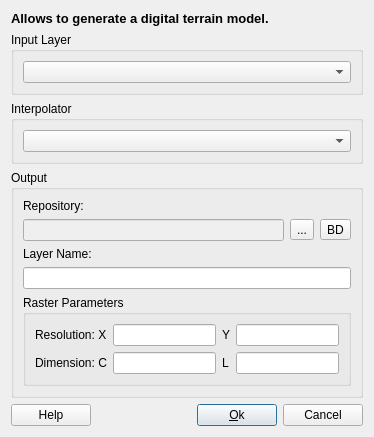
This is src/terralib/mnt/qt/ui/MNTGenerationDialogForm.ui in claudiobogossian/terralib5 as Qt 5 draws it before an edit. The edited form follows.
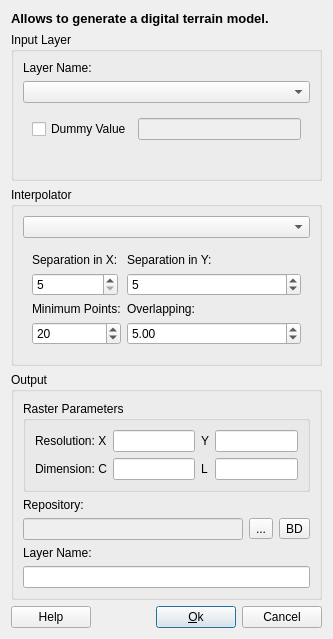
This is the edited form. The open tabs and pages were chosen to show the change. Custom widgets are drawn as their Qt base class.

```diff
--- a/src/terralib/mnt/qt/ui/MNTGenerationDialogForm.ui
+++ b/src/terralib/mnt/qt/ui/MNTGenerationDialogForm.ui
@@ -6,14 +6,14 @@
    <rect>
     <x>0</x>
     <y>0</y>
-    <width>374</width>
-    <height>403</height>
+    <width>333</width>
+    <height>601</height>
    </rect>
   </property>
   <property name="windowTitle">
    <string>Generate DTM</string>
   </property>
-  <layout class="QVBoxLayout" name="verticalLayout_3">
+  <layout class="QVBoxLayout" name="verticalLayout_9">
    <item>
     <widget class="QLabel" name="m_MNTGenerationTitleLabel">
      <property name="font">
@@ -36,10 +36,73 @@
      <property name="title">
       <string>Input Layer</string>
      </property>
-     <layout class="QGridLayout" name="gridLayout_4">
-      <item row="0" column="0">
+     <layout class="QVBoxLayout" name="verticalLayout_8">
+      <item>
+       <widget class="QLabel" name="m_layerLabel">
+        <property name="text">
+         <string>Layer Name:</string>
+        </property>
+       </widget>
+      </item>
+      <item>
        <widget class="QComboBox" name="m_layersComboBox"/>
       </item>
+      <item>
+       <widget class="QStackedWidget" name="m_inputstackedWidget">
+        <property name="currentIndex">
+         <number>0</number>
+        </property>
+        <widget class="QWidget" name="page">
+         <layout class="QVBoxLayout" name="verticalLayout_7">
+          <item>
+           <layout class="QHBoxLayout" name="horizontalLayout_3">
+            <item>
+             <widget class="QCheckBox" name="m_dummycheckBox">
+              <property name="text">
+               <string>Dummy Value</string>
+              </property>
+             </widget>
+            </item>
+            <item>
+             <widget class="QLineEdit" name="m_dummylineEdit">
+              <property name="enabled">
+               <bool>false</bool>
+              </property>
+             </widget>
+            </item>
+           </layout>
+          </item>
+          <item>
+           <spacer name="verticalSpacer">
+            <property name="orientation">
+             <enum>Qt::Vertical</enum>
+            </property>
+            <property name="sizeHint" stdset="0">
+             <size>
+              <width>20</width>
+              <height>9</height>
+             </size>
+            </property>
+           </spacer>
+          </item>
+         </layout>
+        </widget>
+        <widget class="QWidget" name="page_2">
+         <layout class="QVBoxLayout" name="verticalLayout_3">
+          <item>
+           <widget class="QLabel" name="m_Zlabel">
+            <property name="text">
+             <string>Quota Column:</string>
+            </property>
+           </widget>
+          </item>
+          <item>
+           <widget class="QComboBox" name="m_ZcomboBox"/>
+          </item>
+         </layout>
+        </widget>
+       </widget>
+      </item>
      </layout>
     </widget>
    </item>
@@ -48,10 +111,170 @@
      <property name="title">
       <string>Interpolator</string>
      </property>
-     <layout class="QVBoxLayout" name="verticalLayout">
+     <layout class="QVBoxLayout" name="verticalLayout_10">
       <item>
        <widget class="QComboBox" name="m_interpolatorComboBox"/>
       </item>
+      <item>
+       <widget class="QStackedWidget" name="m_interparamStackedWidget">
+        <property name="currentIndex">
+         <number>0</number>
+        </property>
+        <widget class="QWidget" name="m_averagePage">
+         <layout class="QFormLayout" name="formLayout">
+          <item row="0" column="0">
+           <widget class="QLabel" name="m_powerLabel">
+            <property name="text">
+             <string>Power:</string>
+            </property>
+           </widget>
+          </item>
+          <item row="0" column="1">
+           <widget class="QLabel" name="m_radiusLabel">
+            <property name="text">
+             <string>Radius:</string>
+            </property>
+           </widget>
+          </item>
+          <item row="1" column="0">
+           <widget class="QComboBox" name="m_powerComboBox"/>
+          </item>
+          <item row="1" column="1">
+           <widget class="QLineEdit" name="m_radiusLineEdit"/>
+          </item>
+         </layout>
+        </widget>
+        <widget class="QWidget" name="m_splinePage">
+         <layout class="QFormLayout" name="formLayout_2">
+          <item row="0" column="0">
+           <layout class="QVBoxLayout" name="verticalLayout">
+            <item>
+             <widget class="QLabel" name="m_sepXLabel">
+              <property name="text">
+               <string>Separation in X:</string>
+              </property>
+             </widget>
+            </item>
+            <item>
+             <widget class="QSpinBox" name="m_sepXSpinBox">
+              <property name="minimum">
+               <number>5</number>
+              </property>
+              <property name="maximum">
+               <number>1000</number>
+              </property>
+             </widget>
+            </item>
+           </layout>
+          </item>
+          <item row="0" column="1">
+           <layout class="QVBoxLayout" name="verticalLayout_4">
+            <item>
+             <widget class="QLabel" name="m_sepYLabel">
+              <property name="text">
+               <string>Separation in Y:</string>
+              </property>
+             </widget>
+            </item>
+            <item>
+             <widget class="QSpinBox" name="m_sepYSpinBox">
+              <property name="minimum">
+               <number>1</number>
+              </property>
+              <property name="maximum">
+               <number>1000</number>
+              </property>
+              <property name="value">
+               <number>5</number>
+              </property>
+             </widget>
+            </item>
+           </layout>
+          </item>
+          <item row="1" column="0">
+           <layout class="QVBoxLayout" name="verticalLayout_5">
+            <item>
+             <widget class="QLabel" name="m_minPtsLabel">
+              <property name="text">
+               <string>Minimum Points:</string>
+              </property>
+             </widget>
+            </item>
+            <item>
+             <widget class="QSpinBox" name="m_minPtsSpinBox">
+              <property name="minimum">
+               <number>5</number>
+              </property>
+              <property name="maximum">
+               <number>5000</number>
+              </property>
+              <property name="value">
+               <number>20</number>
+              </property>
+             </widget>
+            </item>
+           </layout>
+          </item>
+          <item row="1" column="1">
+           <layout class="QVBoxLayout" name="verticalLayout_6">
+            <item>
+             <widget class="QLabel" name="m_overLabel">
+              <property name="text">
+               <string>Overlapping:</string>
+              </property>
+             </widget>
+            </item>
+            <item>
+             <widget class="QDoubleSpinBox" name="m_overDoubleSpinBox">
+              <property name="value">
+               <double>5.000000000000000</double>
+              </property>
+             </widget>
+            </item>
+           </layout>
+          </item>
+         </layout>
+        </widget>
+        <widget class="QWidget" name="m_mitasovaPage">
+         <layout class="QHBoxLayout" name="horizontalLayout_2">
+          <item>
+           <layout class="QFormLayout" name="formLayout_3">
+            <item row="0" column="0">
+             <widget class="QLabel" name="m_tensionLabel">
+              <property name="text">
+               <string>Tension:</string>
+              </property>
+             </widget>
+            </item>
+            <item row="0" column="1">
+             <widget class="QLineEdit" name="m_tensionLineEdit"/>
+            </item>
+            <item row="1" column="0">
+             <widget class="QLabel" name="m_smothLabel">
+              <property name="text">
+               <string>Smothness:</string>
+              </property>
+             </widget>
+            </item>
+            <item row="1" column="1">
+             <widget class="QLineEdit" name="m_smothLineEdit"/>
+            </item>
+            <item row="2" column="0">
+             <widget class="QLabel" name="m_minPtsMitLabel">
+              <property name="text">
+               <string>Minimum Points:</string>
+              </property>
+             </widget>
+            </item>
+            <item row="2" column="1">
+             <widget class="QLineEdit" name="m_minPtsMitLineEdit"/>
+            </item>
+           </layout>
+          </item>
+         </layout>
+        </widget>
+       </widget>
+      </item>
      </layout>
     </widget>
    </item>
@@ -68,61 +291,7 @@
      </property>
      <layout class="QVBoxLayout" name="verticalLayout_2">
       <item>
-       <widget class="QLabel" name="m_repositoryLabel">
-        <property name="text">
-         <string>Repository:</string>
-        </property>
-       </widget>
-      </item>
-      <item>
-       <layout class="QHBoxLayout" name="horizontalLayout">
-        <item>
-         <widget class="QLineEdit" name="m_repositoryLineEdit">
-          <property name="enabled">
-           <bool>false</bool>
-          </property>
-         </widget>
-        </item>
-        <item>
-         <widget class="QToolButton" name="m_targetFileToolButton">
-          <property name="minimumSize">
-           <size>
-            <width>0</width>
-            <height>0</height>
-           </size>
-          </property>
-          <property name="text">
-           <string>...</string>
-          </property>
-         </widget>
-        </item>
-        <item>
-         <widget class="QToolButton" name="m_targetDatasourceToolButton">
-          <property name="minimumSize">
-           <size>
-            <width>0</width>
-            <height>0</height>
-           </size>
-          </property>
-          <property name="text">
-           <string>BD</string>
-          </property>
-         </widget>
-        </item>
-       </layout>
-      </item>
-      <item>
-       <widget class="QLabel" name="m_layerNameLabel">
-        <property name="text">
-         <string>Layer Name:</string>
-        </property>
-       </widget>
-      </item>
-      <item>
-       <widget class="QLineEdit" name="m_newLayerNameLineEdit"/>
-      </item>
-      <item>
-       <widget class="QGroupBox" name="m_raterGroupBox">
+       <widget class="QGroupBox" name="m_rasterGroupBox">
         <property name="title">
          <string>Raster Parameters</string>
         </property>
@@ -173,6 +342,60 @@
         </layout>
        </widget>
       </item>
+      <item>
+       <widget class="QLabel" name="m_repositoryLabel">
+        <property name="text">
+         <string>Repository:</string>
+        </property>
+       </widget>
+      </item>
+      <item>
+       <layout class="QHBoxLayout" name="horizontalLayout">
+        <item>
+         <widget class="QLineEdit" name="m_repositoryLineEdit">
+          <property name="enabled">
+           <bool>false</bool>
+          </property>
+         </widget>
+        </item>
+        <item>
+         <widget class="QToolButton" name="m_targetFileToolButton">
+          <property name="minimumSize">
+           <size>
+            <width>0</width>
+            <height>0</height>
+           </size>
+          </property>
+          <property name="text">
+           <string>...</string>
+          </property>
+         </widget>
+        </item>
+        <item>
+         <widget class="QToolButton" name="m_targetDatasourceToolButton">
+          <property name="minimumSize">
+           <size>
+            <width>0</width>
+            <height>0</height>
+           </size>
+          </property>
+          <property name="text">
+           <string>BD</string>
+          </property>
+         </widget>
+        </item>
+       </layout>
+      </item>
+      <item>
+       <widget class="QLabel" name="m_layerNameLabel">
+        <property name="text">
+         <string>Layer Name:</string>
+        </property>
+       </widget>
+      </item>
+      <item>
+       <widget class="QLineEdit" name="m_newLayerNameLineEdit"/>
+      </item>
      </layout>
     </widget>
    </item>
```
